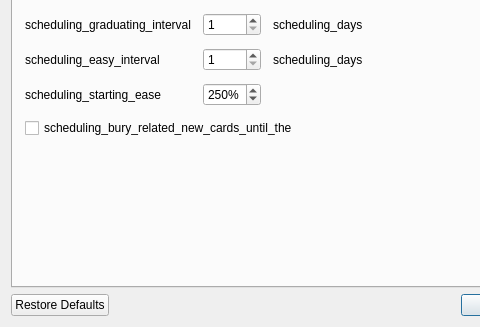
Qt form qt/aqt/forms/dconf.ui (ankitects/anki) before a commit; both pictures show x 0 to 480 and y 187 to 514 of the 638 by 514 pixel window.
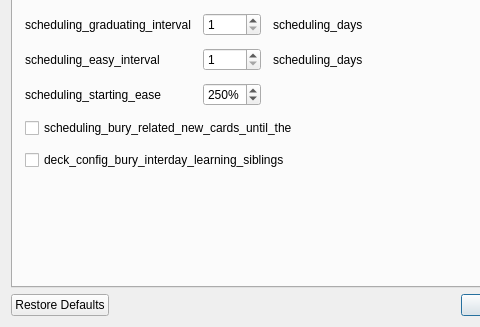
The same form after that commit.

Commit message: add a checkbox for burying interday learning siblings

The edit to the form file:
```diff
--- a/qt/aqt/forms/dconf.ui
+++ b/qt/aqt/forms/dconf.ui
@@ -193,6 +193,13 @@
            </property>
           </widget>
          </item>
+         <item row="7" column="0" colspan="3"  alignment="Qt::AlignLeft">
+          <widget class="QCheckBox" name="buryInterdayLearningSiblings">
+           <property name="text">
+            <string>deck_config_bury_interday_learning_siblings</string>
+           </property>
+          </widget>
+         </item>
          <item row="4" column="2">
           <widget class="QLabel" name="label_9">
            <property name="text">
```
